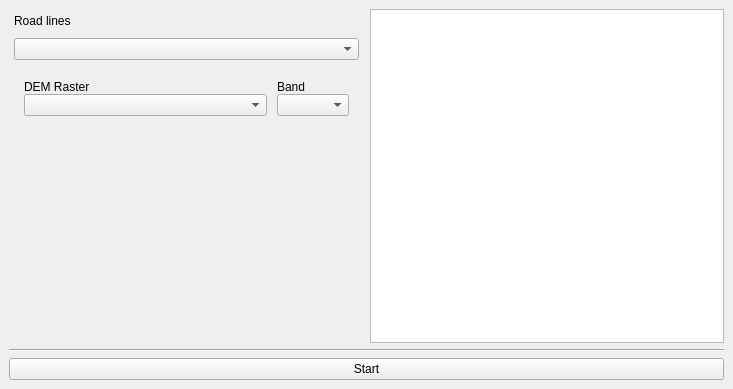
Above: test_plugin_dockwidget_base.ui from DmitryDobr/Dem-Road-Calculator-QGIS-Plugin before the change. Below: the same form after it.
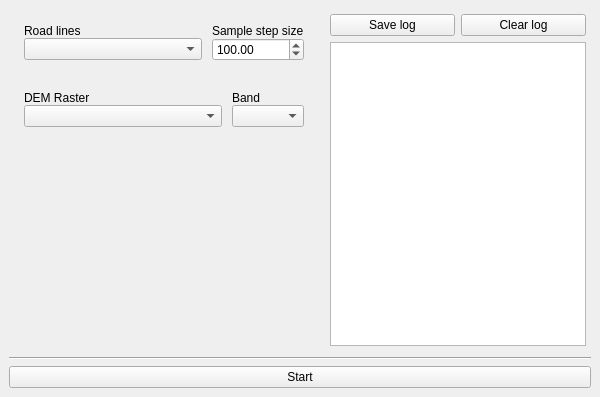
That is the form after the change. Custom widgets are drawn as their Qt base class.

What changed in the file:
```diff
--- a/test_plugin_dockwidget_base.ui
+++ b/test_plugin_dockwidget_base.ui
@@ -6,16 +6,42 @@
    <rect>
     <x>0</x>
     <y>0</y>
-    <width>733</width>
-    <height>389</height>
+    <width>600</width>
+    <height>397</height>
    </rect>
   </property>
+  <property name="sizePolicy">
+   <sizepolicy hsizetype="Preferred" vsizetype="Preferred">
+    <horstretch>0</horstretch>
+    <verstretch>0</verstretch>
+   </sizepolicy>
+  </property>
+  <property name="minimumSize">
+   <size>
+    <width>600</width>
+    <height>365</height>
+   </size>
+  </property>
   <property name="windowTitle">
    <string>Road Dem Analysis</string>
   </property>
   <widget class="QWidget" name="dockWidgetContents">
    <layout class="QGridLayout" name="gridLayout">
-    <item row="0" column="0">
+    <item row="2" column="0" colspan="2">
+     <widget class="Line" name="line">
+      <property name="orientation">
+       <enum>Qt::Horizontal</enum>
+      </property>
+     </widget>
+    </item>
+    <item row="3" column="0" colspan="2">
+     <widget class="QPushButton" name="pushButton">
+      <property name="text">
+       <string>Start</string>
+      </property>
+     </widget>
+    </item>
+    <item row="1" column="0">
      <layout class="QGridLayout" name="gridLayout_2">
       <property name="leftMargin">
        <number>5</number>
@@ -32,20 +58,7 @@
       <property name="verticalSpacing">
        <number>10</number>
       </property>
-      <item row="0" column="0">
-       <widget class="QLabel" name="label">
-        <property name="sizePolicy">
-         <sizepolicy hsizetype="Fixed" vsizetype="Fixed">
-          <horstretch>0</horstretch>
-          <verstretch>0</verstretch>
-         </sizepolicy>
-        </property>
-        <property name="text">
-         <string>Road lines</string>
-        </property>
-       </widget>
-      </item>
-      <item row="2" column="0">
+      <item row="4" column="0">
        <layout class="QHBoxLayout" name="horizontalLayout_2">
         <property name="leftMargin">
          <number>5</number>
@@ -142,7 +155,98 @@
         </item>
        </layout>
       </item>
-      <item row="3" column="0">
+      <item row="2" column="0">
+       <layout class="QHBoxLayout" name="horizontalLayout">
+        <property name="leftMargin">
+         <number>5</number>
+        </property>
+        <property name="topMargin">
+         <number>5</number>
+        </property>
+        <property name="rightMargin">
+         <number>5</number>
+        </property>
+        <property name="bottomMargin">
+         <number>5</number>
+        </property>
+        <item>
+         <layout class="QVBoxLayout" name="verticalLayout_3">
+          <property name="leftMargin">
+           <number>5</number>
+          </property>
+          <property name="topMargin">
+           <number>5</number>
+          </property>
+          <property name="rightMargin">
+           <number>5</number>
+          </property>
+          <property name="bottomMargin">
+           <number>5</number>
+          </property>
+          <item>
+           <widget class="QLabel" name="label">
+            <property name="sizePolicy">
+             <sizepolicy hsizetype="Fixed" vsizetype="Fixed">
+              <horstretch>0</horstretch>
+              <verstretch>0</verstretch>
+             </sizepolicy>
+            </property>
+            <property name="text">
+             <string>Road lines</string>
+            </property>
+           </widget>
+          </item>
+          <item>
+           <widget class="QgsMapLayerComboBox" name="mMapLayerComboBox">
+            <property name="sizePolicy">
+             <sizepolicy hsizetype="MinimumExpanding" vsizetype="Fixed">
+              <horstretch>0</horstretch>
+              <verstretch>0</verstretch>
+             </sizepolicy>
+            </property>
+           </widget>
+          </item>
+         </layout>
+        </item>
+        <item>
+         <layout class="QVBoxLayout" name="verticalLayout_4">
+          <property name="leftMargin">
+           <number>5</number>
+          </property>
+          <property name="topMargin">
+           <number>5</number>
+          </property>
+          <property name="rightMargin">
+           <number>5</number>
+          </property>
+          <property name="bottomMargin">
+           <number>5</number>
+          </property>
+          <item>
+           <widget class="QLabel" name="label_4">
+            <property name="text">
+             <string>Sample step size</string>
+            </property>
+           </widget>
+          </item>
+          <item>
+           <widget class="QDoubleSpinBox" name="doubleSpinBox_stepSize">
+            <property name="minimum">
+             <double>1.000000000000000</double>
+            </property>
+            <property name="maximum">
+             <double>10000.000000000000000</double>
+            </property>
+            <property name="value">
+             <double>100.000000000000000</double>
+            </property>
+           </widget>
+          </item>
+         </layout>
+        </item>
+       </layout>
+      </item>
+      <item row="5" column="0">
        <spacer name="verticalSpacer">
         <property name="orientation">
          <enum>Qt::Vertical</enum>
@@ -155,10 +259,40 @@
         </property>
        </spacer>
       </item>
-      <item row="1" column="0">
-       <widget class="QgsMapLayerComboBox" name="mMapLayerComboBox">
+     </layout>
+    </item>
+    <item row="1" column="1">
+     <layout class="QGridLayout" name="gridLayout_3">
+      <property name="leftMargin">
+       <number>5</number>
+      </property>
+      <property name="topMargin">
+       <number>5</number>
+      </property>
+      <property name="rightMargin">
+       <number>5</number>
+      </property>
+      <property name="bottomMargin">
+       <number>5</number>
+      </property>
+      <item row="0" column="0">
+       <widget class="QPushButton" name="pushButton_2">
+        <property name="text">
+         <string>Save log</string>
+        </property>
+       </widget>
+      </item>
+      <item row="0" column="1">
+       <widget class="QPushButton" name="pushButton_3">
+        <property name="text">
+         <string>Clear log</string>
+        </property>
+       </widget>
+      </item>
+      <item row="1" column="0" colspan="2">
+       <widget class="QTextEdit" name="textEdit_log">
         <property name="sizePolicy">
-         <sizepolicy hsizetype="MinimumExpanding" vsizetype="Fixed">
+         <sizepolicy hsizetype="Expanding" vsizetype="Expanding">
           <horstretch>0</horstretch>
           <verstretch>0</verstretch>
          </sizepolicy>
@@ -167,30 +301,6 @@
       </item>
      </layout>
     </item>
-    <item row="0" column="1">
-     <widget class="QTextEdit" name="textEdit_log">
-      <property name="sizePolicy">
-       <sizepolicy hsizetype="Expanding" vsizetype="Expanding">
-        <horstretch>0</horstretch>
-        <verstretch>0</verstretch>
-       </sizepolicy>
-      </property>
-     </widget>
-    </item>
-    <item row="1" column="0" colspan="2">
-     <widget class="Line" name="line">
-      <property name="orientation">
-       <enum>Qt::Horizontal</enum>
-      </property>
-     </widget>
-    </item>
-    <item row="2" column="0" colspan="2">
-     <widget class="QPushButton" name="pushButton">
-      <property name="text">
-       <string>Start</string>
-      </property>
-     </widget>
-    </item>
    </layout>
   </widget>
  </widget>
```
